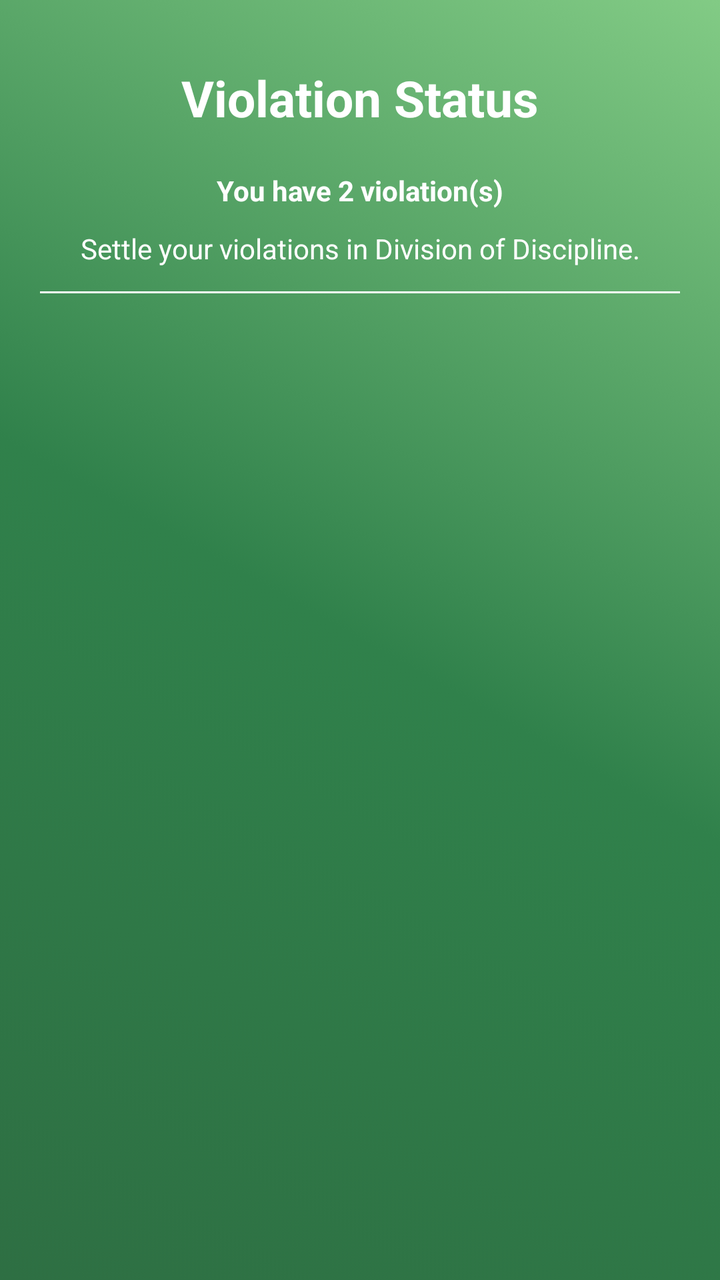
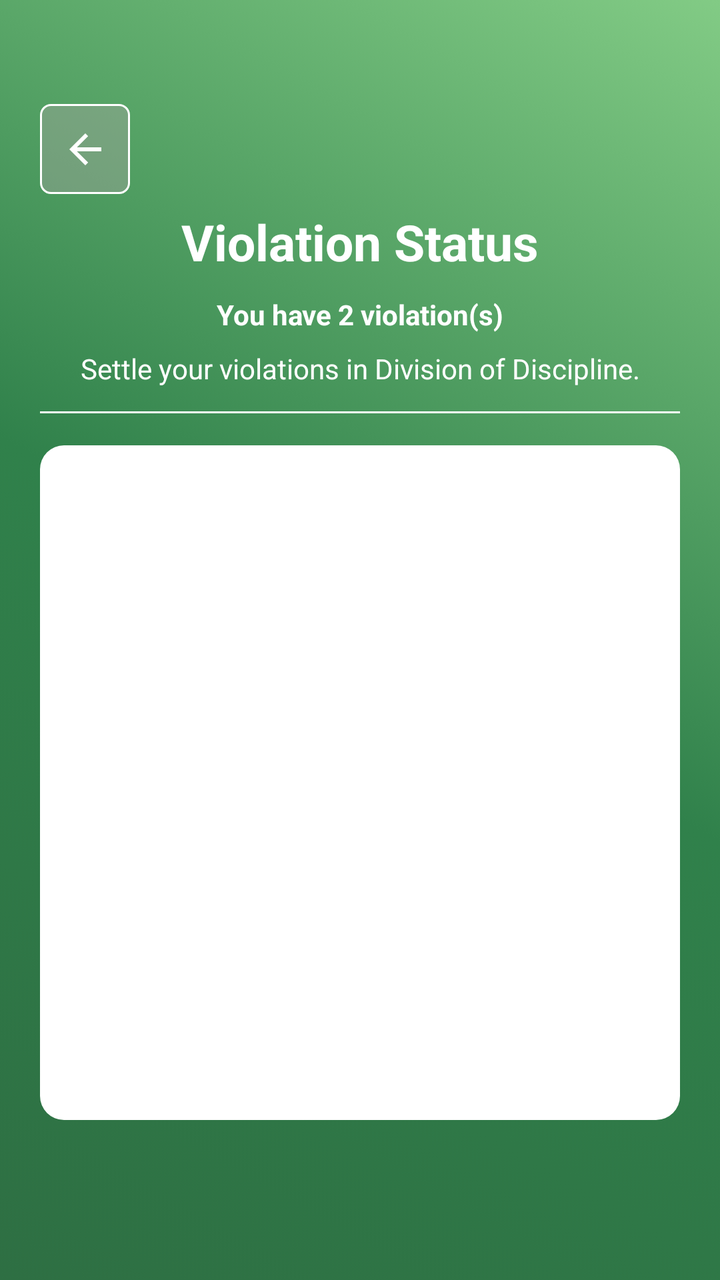

The first picture is an Android layout as it rendered before a commit; the second is the same layout after the commit. The layout source and the unified diff follow.
<!-- AndroidManifest.xml: application theme Theme.RFID -->
<!-- res/layout/fragment_violation_status.xml -->
<?xml version="1.0" encoding="utf-8"?>
<LinearLayout xmlns:android="http://schemas.android.com/apk/res/android"
    android:orientation="vertical"
    android:layout_width="match_parent"
    android:layout_height="match_parent"
    android:padding="20dp"
    android:background="@drawable/gradient_background">

    <TextView
        android:id="@+id/txtViolationStatus"
        android:layout_width="match_parent"
        android:layout_height="wrap_content"
        android:gravity="center"
        android:layout_marginTop="12dp"
        android:text="Violation Status"
        android:textColor="@color/white"
        android:textSize="25sp"
        android:textStyle="bold"/>

    <TextView
        android:id="@+id/txtViolationStatusDesc"
        android:layout_width="match_parent"
        android:layout_height="wrap_content"
        android:gravity="center"
        android:layout_marginTop="20dp"
        android:text="You have 2 violation(s)"
        android:textStyle="bold"
        android:textColor="@color/white"/>

    <TextView
        android:id="@+id/txtViolationRecord"
        android:layout_width="match_parent"
        android:layout_height="wrap_content"
        android:gravity="center"
        android:layout_marginTop="10dp"
        android:text="Settle your violations in Division of Discipline."
        android:textColor="@color/white"/>

    <View
        android:id="@+id/dividerTop"
        android:layout_width="match_parent"
        android:layout_height="1dp"
        android:background="@color/white"
        android:layout_marginVertical="12dp"/>

    <androidx.recyclerview.widget.RecyclerView
        android:id="@+id/violationRecycler"
        android:layout_width="match_parent"
        android:layout_height="match_parent"/>

</LinearLayout>
<!-- resources referenced by this layout -->
<resources>
  <color name="white">#FFFFFFFF</color>
  <!-- drawable gradient_background (drawable) -->
  <?xml version="1.0" encoding="utf-8"?>
  <selector xmlns:android="http://schemas.android.com/apk/res/android">
      <item>
          <shape>
              <gradient
                  android:angle="45"
                  android:startColor="#2E6F43"
                  android:centerColor="#30814B"
                  android:endColor="#82CB85"
                  android:type="linear"
                  />
          </shape>
      </item>
  
  </selector>
  <style name="Theme.RFID" parent="Base.Theme.RFID" />
  <style name="Base.Theme.RFID" parent="Theme.AppCompat.Light.NoActionBar">
          
          
      </style>
</resources>

<!-- the commit's change to res/layout/fragment_violation_status.xml (unified diff, before → after) -->
@@ -1,10 +1,37 @@
 <?xml version="1.0" encoding="utf-8"?>
-<LinearLayout xmlns:android="http://schemas.android.com/apk/res/android"
-    android:orientation="vertical"
+<androidx.constraintlayout.widget.ConstraintLayout xmlns:android="http://schemas.android.com/apk/res/android"
+    xmlns:tools="http://schemas.android.com/tools"
+    xmlns:app="http://schemas.android.com/apk/res-auto"
     android:layout_width="match_parent"
     android:layout_height="match_parent"
     android:padding="20dp"
-    android:background="@drawable/gradient_background">
+    android:background="@drawable/gradient_background"
+    tools:context=".main_app.ViolationStatusFragment">
+
+    <androidx.constraintlayout.widget.Guideline
+        android:id="@+id/guideTop"
+        android:layout_width="wrap_content"
+        android:layout_height="wrap_content"
+        android:orientation="horizontal"
+        app:layout_constraintGuide_percent="0.12" />
+
+    <androidx.constraintlayout.widget.Guideline
+        android:id="@+id/guideBottom"
+        android:layout_width="wrap_content"
+        android:layout_height="wrap_content"
+        android:orientation="horizontal"
+        app:layout_constraintGuide_percent="0.9" />
+
+    <ImageButton
+        android:id="@+id/btnBack"
+        android:layout_width="45dp"
+        android:layout_height="45dp"
+        android:background="@drawable/backbtn"
+        android:layout_marginTop="32dp"
+        app:tint="@android:color/white"
+        app:srcCompat="?attr/homeAsUpIndicator"
+        app:layout_constraintTop_toTopOf="parent"
+        app:layout_constraintStart_toStartOf="parent" />
 
     <TextView
         android:id="@+id/txtViolationStatus"
@@ -15,37 +42,46 @@
         android:text="Violation Status"
         android:textColor="@color/white"
         android:textSize="25sp"
-        android:textStyle="bold"/>
+        android:textStyle="bold"
+        app:layout_constraintTop_toBottomOf="@id/guideTop" />
 
     <TextView
         android:id="@+id/txtViolationStatusDesc"
         android:layout_width="match_parent"
         android:layout_height="wrap_content"
         android:gravity="center"
-        android:layout_marginTop="20dp"
+        android:layout_marginTop="10dp"
         android:text="You have 2 violation(s)"
+        android:textColor="@color/white"
         android:textStyle="bold"
-        android:textColor="@color/white"/>
+        app:layout_constraintTop_toBottomOf="@+id/txtViolationStatus" />
 
     <TextView
         android:id="@+id/txtViolationRecord"
         android:layout_width="match_parent"
         android:layout_height="wrap_content"
         android:gravity="center"
-        android:layout_marginTop="10dp"
+        android:layout_marginTop="8dp"
         android:text="Settle your violations in Division of Discipline."
-        android:textColor="@color/white"/>
+        android:textColor="@color/white"
+        app:layout_constraintTop_toBottomOf="@+id/txtViolationStatusDesc" />
 
     <View
         android:id="@+id/dividerTop"
         android:layout_width="match_parent"
         android:layout_height="1dp"
+        android:layout_marginTop="12dp"
         android:background="@color/white"
-        android:layout_marginVertical="12dp"/>
+        app:layout_constraintTop_toBottomOf="@+id/txtViolationRecord" />
 
     <androidx.recyclerview.widget.RecyclerView
         android:id="@+id/violationRecycler"
         android:layout_width="match_parent"
-        android:layout_height="match_parent"/>
+        android:layout_height="0dp"
+        android:background="@drawable/rounded_white_bg"
+        android:layout_marginTop="16dp"
+        android:padding="12dp"
+        app:layout_constraintTop_toBottomOf="@id/dividerTop"
+        app:layout_constraintBottom_toTopOf="@id/guideBottom" />
 
-</LinearLayout>
+</androidx.constraintlayout.widget.ConstraintLayout>
<!-- resource entries referenced after the edit -->
@@ -1,6 +1,18 @@
 <!-- resources referenced by this layout -->
 <resources>
   <color name="white">#FFFFFFFF</color>
+  <!-- drawable backbtn (drawable) -->
+  <?xml version="1.0" encoding="utf-8"?>
+  <selector xmlns:android="http://schemas.android.com/apk/res/android">
+      <item>
+          <shape>
+              <solid android:color="#62AFA7A7"/>
+              <stroke android:color="@color/white"
+                  android:width="3px"/>
+              <corners android:radius="15px"/>
+          </shape>
+      </item>
+  </selector>
   <!-- drawable gradient_background (drawable) -->
   <?xml version="1.0" encoding="utf-8"?>
   <selector xmlns:android="http://schemas.android.com/apk/res/android">
@@ -17,6 +29,12 @@
       </item>
   
   </selector>
+  <!-- drawable rounded_white_bg (drawable) -->
+  <shape xmlns:android="http://schemas.android.com/apk/res/android">
+      <solid android:color="#FFFFFF" />
+      <corners android:radius="12dp" />
+      <padding android:left="8dp" android:top="8dp" android:right="8dp" android:bottom="8dp"/>
+  </shape>
   <style name="Theme.RFID" parent="Base.Theme.RFID" />
   <style name="Base.Theme.RFID" parent="Theme.AppCompat.Light.NoActionBar">
           
